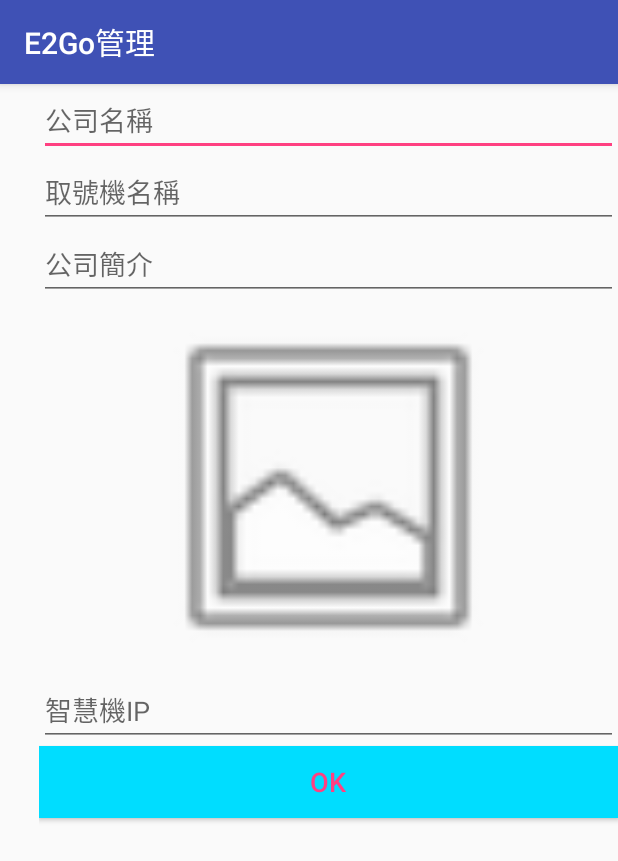
After one commit to imonkey1220/E4GO, an Android app: the AddThingsDeviceActivity screen opened directly, with no data from a screen before it, on a phone screen of 412 x 824 dp. The commit adds this screen. Shown: the top 861 px of the screen. Run offline under Robolectric (Android 15) with nearby library versions, the phone set to English and light mode, and no system bars; our stand-ins replace Firebase (no records; nobody signed in at launch, a user with empty details on screens opened directly); libraries missing offline, so code that uses them is left out: org.java_websocket.client, org.java_websocket.handshake.

Commit message:
start here

```diff
--- /dev/null
+++ b/app/src/main/java/tw/imonkey/e4go/AddThingsDeviceActivity.java
@@ -0,0 +1,178 @@
+package tw.imonkey.e4go;
+
+import android.content.Context;
+import android.content.Intent;
+import android.content.SharedPreferences;
+import android.net.Uri;
+import android.provider.MediaStore;
+import android.support.annotation.NonNull;
+import android.support.v7.app.AppCompatActivity;
+import android.os.Bundle;
+import android.text.TextUtils;
+import android.util.Log;
+import android.view.View;
+import android.widget.EditText;
+import android.widget.ImageView;
+import android.widget.Toast;
+
+import com.google.android.gms.tasks.OnFailureListener;
+import com.google.android.gms.tasks.OnSuccessListener;
+import com.google.firebase.database.DatabaseReference;
+import com.google.firebase.database.FirebaseDatabase;
+import com.google.firebase.database.ServerValue;
+import com.google.firebase.storage.FirebaseStorage;
+import com.google.firebase.storage.StorageReference;
+import com.google.firebase.storage.UploadTask;
+
+import org.java_websocket.client.WebSocketClient;
+import org.java_websocket.handshake.ServerHandshake;
+
+import java.net.URI;
+import java.net.URISyntaxException;
+import java.util.HashMap;
+import java.util.Map;
+
+import static tw.imonkey.e4go.MainActivity.devicePrefs;
+
+public class AddThingsDeviceActivity extends AppCompatActivity {
+    private static final int RC_CHOOSE_PHOTO = 101;
+    //private static final int RC_IMAGE_PERMS = 102;
+    StorageReference mImageRef;
+    String memberEmail,deviceId,companyId,device,deviceType,description;
+    private WebSocketClient mWebSocketClient;
+    ImageView imageViewAddDevice;
+    Uri selectedImage ;
+    EditText editTextAddCompanyId;
+    EditText editTextAddDevice;
+    EditText editTextAddDescription;
+    EditText editTextServerIP;
+
+    @Override
+    protected void onCreate(Bundle savedInstanceState) {
+        super.onCreate(savedInstanceState);
+        setContentView(R.layout.activity_add_things_device);
+        SharedPreferences settings = getSharedPreferences(devicePrefs, Context.MODE_PRIVATE);
+        memberEmail = settings.getString("memberEmail",null);
+        imageViewAddDevice=(ImageView)(findViewById(R.id.imageViewAddThingsDevice));
+        editTextAddCompanyId = (EditText) (findViewById(R.id.editTextAddThingsCompanyId));
+        editTextAddDevice = (EditText) (findViewById(R.id.editTextAddThingsDevice));
+        editTextAddDescription = (EditText) (findViewById(R.id.editTextAddThingsDescription));
+        editTextServerIP = (EditText) (findViewById(R.id.editTextThingsIP));
+    }
+    @Override
+    public void onActivityResult(int requestCode, int resultCode, Intent data) {
+        super.onActivityResult(requestCode, resultCode, data);
+
+        if (requestCode == RC_CHOOSE_PHOTO) {
+            if (resultCode == RESULT_OK) {
+                selectedImage = data.getData();
+                imageViewAddDevice.setImageURI(selectedImage);
+
+            } else {
+                Toast.makeText(this, "No image chosen", Toast.LENGTH_SHORT).show();
+            }
+        }
+    }
+
+    public void addThingsDevice(View view) {
+        String companyId = editTextAddCompanyId.getText().toString().trim();
+        String device = editTextAddDevice.getText().toString().trim();
+        String description = editTextAddDescription.getText().toString().trim();
+        String serverIP = editTextServerIP.getText().toString().trim();
+        if (!(TextUtils.isEmpty(serverIP) || TextUtils.isEmpty(companyId) || TextUtils.isEmpty(device) || TextUtils.isEmpty(description))) {
+            toFirebase();
+            connectWebSocket(serverIP);
+            if (selectedImage != null) {
+                uploadPhoto(selectedImage);
+            }
+
+            Toast.makeText(this, "add device...", Toast.LENGTH_SHORT).show();
+            Intent intent = new Intent(AddThingsDeviceActivity.this, MainActivity.class);
+            startActivity(intent);
+        }
+    }
+
+    public void choosePhoto(View view) {
+        Intent i = new Intent(Intent.ACTION_PICK, MediaStore.Images.Media.EXTERNAL_CONTENT_URI);
+        startActivityForResult(i, RC_CHOOSE_PHOTO);
+    }
+
+    protected void uploadPhoto(Uri uri) {
+
+        Toast.makeText(this, "Uploading...", Toast.LENGTH_SHORT).show();
+
+        // Upload to Firebase Storage
+        String devicePhotoPath = "/devicePhoto/"+deviceId;
+        mImageRef = FirebaseStorage.getInstance().getReference(devicePhotoPath);
+        mImageRef.putFile(uri)
+                .addOnSuccessListener(this, new OnSuccessListener<UploadTask.TaskSnapshot>() {
+                    @Override
+                    public void onSuccess(UploadTask.TaskSnapshot taskSnapshot) {
+                        //      Log.d("TAG", "uploadPhoto:onSuccess:" +
+                        //              taskSnapshot.getMetadata().getReference().getPath());
+                        Toast.makeText(AddThingsDeviceActivity.this, "Image uploaded",
+                                Toast.LENGTH_SHORT).show();
+
+
+                    }
+                })
+                .addOnFailureListener(this, new OnFailureListener() {
+                    @Override
+                    public void onFailure(@NonNull Exception e) {
+                        Log.w("TAG", "uploadPhoto:onError", e);
+                        Toast.makeText(AddThingsDeviceActivity.this, "Upload failed",
+                                Toast.LENGTH_SHORT).show();
+                    }
+                });
+    }
+
+    private void toFirebase(){
+        DatabaseReference mAddMaster= FirebaseDatabase.getInstance().getReference("/master/" +memberEmail.replace(".", "_"));
+        deviceId =mAddMaster.push().getKey();
+        Map<String, Object> addMaster = new HashMap<>();
+        addMaster.put("companyId",companyId) ;
+        addMaster.put("device",device);
+        addMaster.put("deviceType",deviceType); //PLC監控機
+        addMaster.put("description",description);
+        addMaster.put("masterEmail",memberEmail) ;
+        addMaster.put("timeStamp", ServerValue.TIMESTAMP);
+        addMaster.put("topics_id",deviceId);
+        mAddMaster.child(deviceId).setValue(addMaster);
+
+        DatabaseReference mAddDevice = FirebaseDatabase.getInstance().getReference("/DEVICE/"+deviceId);//DEVICE for friends
+        Map<String, Object> addDevice = new HashMap<>();
+        addDevice.put("companyId",companyId);
+        addDevice.put("device",device);
+        addDevice.put("deviceType",deviceType);
+        addDevice.put("description",description);
+        addDevice.put("masterEmail",memberEmail) ;
+        addDevice.put("timeStamp",ServerValue.TIMESTAMP);
+        addDevice.put("topics_id",deviceId) ;
+        mAddDevice.setValue(addDevice);
+    }
+
+    private void connectWebSocket(String serverIP) {
+        URI uri;
+        try {
+            uri = new URI("ws://"+serverIP+":9402");
+        } catch (URISyntaxException e) {
+            e.printStackTrace();
+            return;
+        }
+
+        mWebSocketClient = new WebSocketClient(uri) {
+            @Override
+            public void onOpen(ServerHandshake serverHandshake) {
+          //      Log.i("Websocket", "Opened");
+                mWebSocketClient.send(memberEmail+","+deviceId);
+            }
+            @Override
+            public void onMessage(String s) {}
+            @Override
+            public void onClose(int i, String s, boolean b) {}
+            @Override
+            public void onError(Exception e) {}
+        };
+        mWebSocketClient.connect();
+    }
+}
--- a/app/src/main/java/tw/imonkey/e4go/DeviceQMSActivity.java
+++ b/app/src/main/java/tw/imonkey/e4go/DeviceQMSActivity.java
@@ -69,7 +69,7 @@ public class DeviceQMSActivity extends AppCompatActivity {
         init();
         CountClient();
         CountServer();
-        mFriends=FirebaseDatabase.getInstance().getReference("/SHOP/"+deviceId+"/friend/");
+        mFriends=FirebaseDatabase.getInstance().getReference("/DEVICE/"+deviceId+"/friend/");
         mFriends.orderByKey().addListenerForSingleValueEvent(new ValueEventListener() {
             @Override
             public void onDataChange(DataSnapshot snapshot) {
--- a/app/src/main/java/tw/imonkey/e4go/LoginActivity.java
+++ b/app/src/main/java/tw/imonkey/e4go/LoginActivity.java
@@ -12,12 +12,16 @@ import com.google.firebase.auth.FirebaseAuth;
 
 import java.util.Arrays;
 
+
 public class LoginActivity extends AppCompatActivity {
     //    private static final String TAG = LoginActivity.class.getSimpleName();
     //   private static final String PATH_TOS = "";
     Button loginButton;
     private FirebaseAuth auth;
     private static final int RC_SIGN_IN = 200;
+
+    String memberEmail,myDeviceId,token;//deviceId=topicId=ShopId
+    public static final String devicePrefs = "devicePrefs";
     @Override
     protected void onCreate(Bundle savedInstanceState) {
         super.onCreate(savedInstanceState);
--- /dev/null
+++ b/app/src/main/res/layout/activity_add_things_device.xml
@@ -0,0 +1,80 @@
+<?xml version="1.0" encoding="utf-8"?>
+<android.support.constraint.ConstraintLayout xmlns:android="http://schemas.android.com/apk/res/android"
+    xmlns:app="http://schemas.android.com/apk/res-auto"
+    xmlns:tools="http://schemas.android.com/tools"
+    android:layout_width="match_parent"
+    android:layout_height="match_parent"
+    tools:context="tw.imonkey.e4go.AddThingsDeviceActivity">
+    <LinearLayout
+        android:layout_width="0dp"
+        android:layout_height="0dp"
+        android:layout_alignParentStart="true"
+        android:layout_alignParentTop="true"
+        android:layout_marginBottom="0dp"
+        android:layout_marginLeft="0dp"
+        android:layout_marginRight="0dp"
+        android:layout_marginStart="26dp"
+        android:layout_marginTop="0dp"
+        android:orientation="vertical"
+        android:weightSum="1"
+        app:layout_constraintBottom_toBottomOf="parent"
+        app:layout_constraintHorizontal_bias="0.5"
+        app:layout_constraintLeft_toLeftOf="parent"
+        app:layout_constraintRight_toRightOf="parent"
+        app:layout_constraintTop_toTopOf="parent"
+        app:layout_constraintVertical_bias="0.502">
+
+        <EditText
+            android:id="@+id/editTextAddThingsCompanyId"
+            android:layout_width="match_parent"
+            android:layout_height="wrap_content"
+            android:ems="10"
+            android:hint="@string/input_companyId" />
+
+        <EditText
+            android:id="@+id/editTextAddThingsDevice"
+            android:layout_width="match_parent"
+            android:layout_height="wrap_content"
+            android:ems="10"
+            android:hint="@string/input_device"
+            android:inputType="textPersonName" />
+
+        <EditText
+            android:id="@+id/editTextAddThingsDescription"
+            android:layout_width="match_parent"
+            android:layout_height="wrap_content"
+            android:ems="10"
+            android:hint="@string/input_Device_Desc"
+            android:inputType="textMultiLine|textPersonName" />
+
+
+        <ImageView
+            android:id="@+id/imageViewAddThingsDevice"
+            android:layout_width="match_parent"
+            android:layout_height="100dp"
+            android:layout_weight="0.35"
+            android:contentDescription="@string/Device_Photo"
+            android:onClick="choosePhoto"
+            app:srcCompat="@android:drawable/ic_menu_gallery" />
+
+        <EditText
+            android:id="@+id/editTextThingsIP"
+            android:layout_width="match_parent"
+            android:layout_height="wrap_content"
+            android:ems="10"
+            android:hint="智慧機IP"
+            android:inputType="textPersonName" />
+
+        <Button
+            android:id="@+id/buttonThingsOK"
+            android:layout_width="match_parent"
+            android:layout_height="wrap_content"
+            android:background="@android:color/holo_blue_bright"
+            android:elevation="10dp"
+            android:onClick="addThingsDevice"
+            android:text="OK"
+            android:textColor="@color/colorAccent"
+            android:textSize="18sp" />
+    </LinearLayout>
+
+</android.support.constraint.ConstraintLayout>
--- a/app/src/main/res/layout/activity_deviceboss.xml
+++ b/app/src/main/res/layout/activity_deviceboss.xml
@@ -26,6 +26,7 @@
         android:layout_height="wrap_content"
         android:layout_gravity="bottom|end"
         android:layout_margin="@dimen/fab_margin"
+        android:visibility="invisible"
         app:srcCompat="@android:drawable/ic_dialog_email" />
 
     <include layout="@layout/content_deviceboss" />
```
Also changed, not shown: app/build.gradle (+13 -8 lines), app/src/main/AndroidManifest.xml (+27 -1 lines), app/src/main/java/tw/imonkey/e4go/AddDeviceActivity.java (+18 -3 lines), app/src/main/java/tw/imonkey/e4go/DeviceBossActivity.java (+9 -0 lines), app/src/main/java/tw/imonkey/e4go/DeviceTCActivity.java (+12 -0 lines), app/src/main/java/tw/imonkey/e4go/MainActivity.java (+18 -0 lines), app/src/main/java/tw/imonkey/e4go/NotifyUser.java (+9 -8 lines), app/src/main/java/tw/imonkey/e4go/SocketMessageEvent.java (added, +14 -0 lines), app/src/main/res/layout/content_deviceboss.xml (+11 -1 lines).
